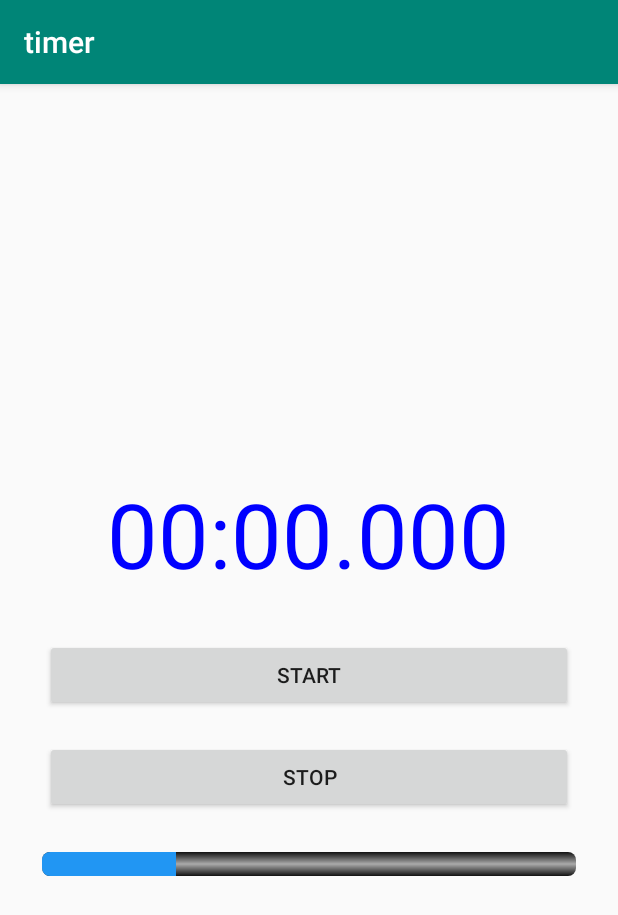
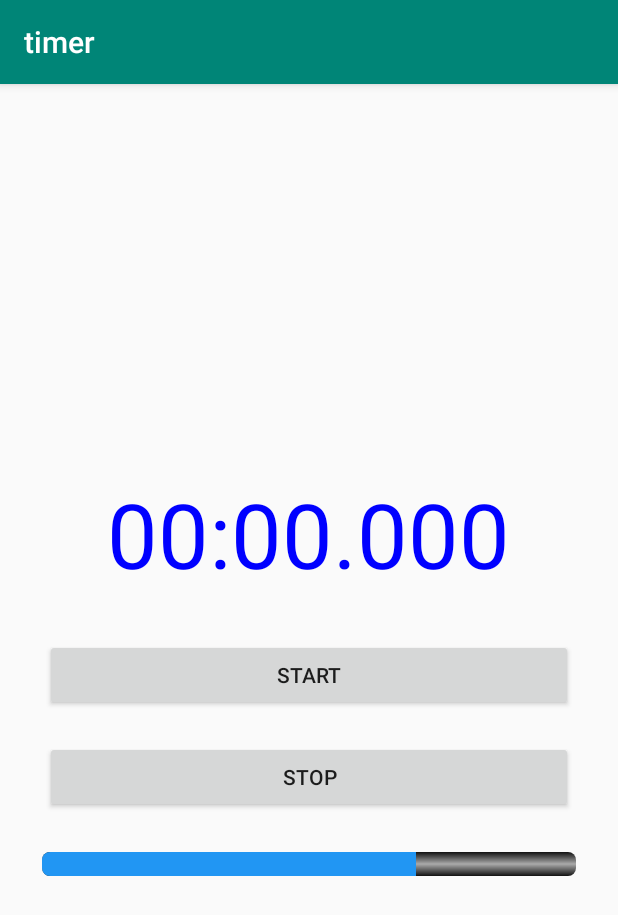
Before and after one commit to muraki111/Java_Android_TimerApp, an Android app: the screen it shows after launch (MainActivity), on a phone screen of 412 x 824 dp. Shown: the top 915 px of the screen. Run offline under Robolectric (Android 15) with nearby library versions, the phone set to English and light mode, and no system bars.

Commit message:
数値変えただけ

```diff
--- a/app/src/main/res/layout/activity_main.xml
+++ b/app/src/main/res/layout/activity_main.xml
@@ -38,6 +38,6 @@
         android:layout_marginEnd="8dp"
         android:layout_marginStart="8dp"
         android:layout_marginTop="16dp"
-        android:progress="25"
+        android:progress="70"
         />
 </LinearLayout>
```
